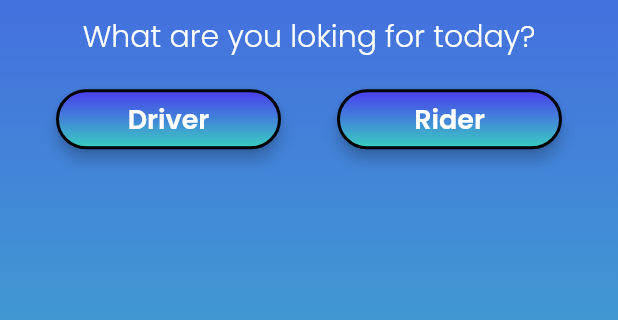
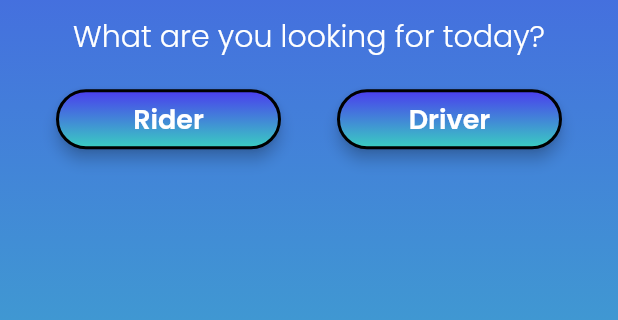
Before and after one commit to kaamishk/carPoolingApp, a Flutter app: the screen it shows once a user with an empty profile is signed in, on a phone screen of 412 x 824 dp, the part 444-764 px from its top. Run offline on Flutter 3.47's test engine with Material 2 defaults, Android fonts, the phone set to English and light mode, and no system bars; our stand-ins replace auto_size_text, built_collection, built_value, cached_network_image, cloud_firestore, easy_debounce and 20 more; missing offline and left inert: dash_chat, flutter_google_places, google_api_headers, google_maps_webservice, json_path, mime_type; accounts and stored records are empty.

Commit message:
Updating to latest FlutterFlow output.

```diff
--- a/lib/select_page/select_page_widget.dart
+++ b/lib/select_page/select_page_widget.dart
@@ -78,7 +78,7 @@ class _SelectPageWidgetState extends State<SelectPageWidget> {
                                   EdgeInsetsDirectional.fromSTEB(0, 10, 0, 0),
                               child: SelectionArea(
                                   child: Text(
-                                'What are you loking for today?',
+                                'What are you looking for today?',
                                 style: FlutterFlowTheme.of(context)
                                     .bodyText1
                                     .override(
@@ -141,7 +141,7 @@ class _SelectPageWidgetState extends State<SelectPageWidget> {
                                           alignment: AlignmentDirectional(0, 0),
                                           child: SelectionArea(
                                               child: Text(
-                                            'Driver',
+                                            'Rider',
                                             style: FlutterFlowTheme.of(context)
                                                 .bodyText1
                                                 .override(
@@ -198,7 +198,7 @@ class _SelectPageWidgetState extends State<SelectPageWidget> {
                                           alignment: AlignmentDirectional(0, 0),
                                           child: SelectionArea(
                                               child: Text(
-                                            'Rider',
+                                            'Driver',
                                             style: FlutterFlowTheme.of(context)
                                                 .bodyText1
                                                 .override(
```
Also changed, not shown: lib/register/register_widget.dart (+8 -2 lines).
